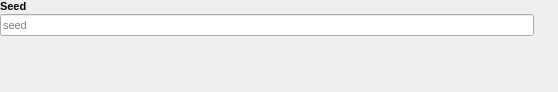
Before: the Qt Designer form src/airunner/widgets/seed/templates/seed.ui in Capsize-Games/airunner, drawn with Qt 5.
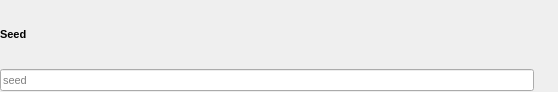
After: the same form once the commit is applied. Icons and pictures are not drawn.

The edit to the form file:
```diff
--- a/src/airunner/widgets/seed/templates/seed.ui
+++ b/src/airunner/widgets/seed/templates/seed.ui
@@ -89,19 +89,6 @@
      </property>
     </widget>
    </item>
-   <item row="2" column="0">
-    <spacer name="verticalSpacer">
-     <property name="orientation">
-      <enum>Qt::Orientation::Vertical</enum>
-     </property>
-     <property name="sizeHint" stdset="0">
-      <size>
-       <width>20</width>
-       <height>40</height>
-      </size>
-     </property>
-    </spacer>
-   </item>
   </layout>
  </widget>
  <resources>
```
